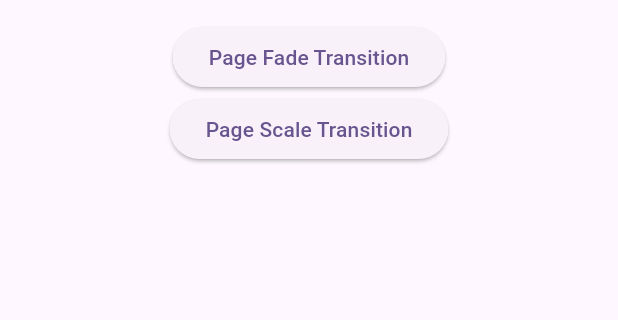
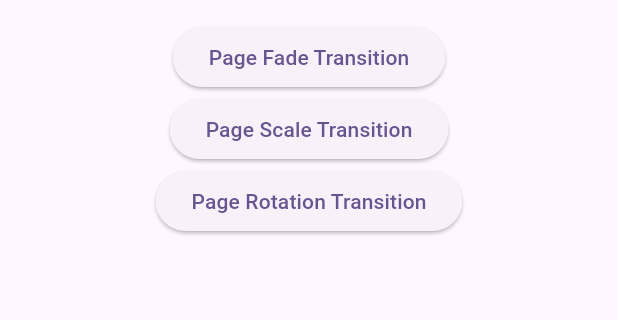
Before and after one commit to NyeinChanAung203/Flutter_Animations, a Flutter app: the PageTransitionAnimations screen opened directly, on a phone screen of 412 x 824 dp, the part 63-383 px from its top. Run offline on Flutter 3.47's test engine with Material 3 defaults, Android fonts, the phone set to English and light mode, and no system bars.

Commit message:
page rotation transition

```diff
--- /dev/null
+++ b/lib/page_transitions/page_rotation_transition_demo.dart
@@ -0,0 +1,18 @@
+import 'package:flutter/material.dart';
+
+class PageRouteTransition extends PageRouteBuilder {
+  final dynamic page;
+
+  PageRouteTransition({required this.page})
+      : super(
+            transitionsBuilder: (context, animation, seconday, child) {
+              return Align(
+                alignment: Alignment.center,
+                child: RotationTransition(
+                  turns: animation,
+                  child: child,
+                ),
+              );
+            },
+            pageBuilder: (context, animation, secondary) => page);
+}
--- a/lib/page_transitions/page_transition.dart
+++ b/lib/page_transitions/page_transition.dart
@@ -1,6 +1,7 @@
 import 'package:flutter/material.dart';
 import 'package:flutter_animations/page_transitions/example_page.dart';
 import 'package:flutter_animations/page_transitions/page_fade_transition_demo.dart';
+import 'package:flutter_animations/page_transitions/page_rotation_transition_demo.dart';
 import 'package:flutter_animations/page_transitions/page_scale_transition_demo.dart';
 
 class PageTransitionAnimations extends StatelessWidget {
@@ -28,6 +29,12 @@ class PageTransitionAnimations extends StatelessWidget {
                         .push(PageScaleTransition(page: const ExamplePage()));
                   },
                   child: const Text('Page Scale Transition')),
+              ElevatedButton(
+                  onPressed: () {
+                    Navigator.of(context)
+                        .push(PageRouteTransition(page: const ExamplePage()));
+                  },
+                  child: const Text('Page Rotation Transition')),
             ],
           ),
         ),
```
